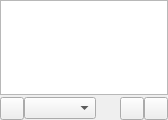
This is devices/devicespage.ui in CDrummond/cantata as Qt 5 draws it before an edit. The edited form follows.
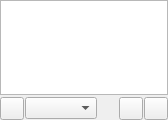
This is the edited form. Custom widgets are drawn as their Qt base class.

```diff
--- a/devices/devicespage.ui
+++ b/devices/devicespage.ui
@@ -32,7 +32,7 @@
    <item>
     <layout class="QHBoxLayout" name="hlayout">
      <property name="spacing">
-      <number>0</number>
+      <number>1</number>
      </property>
      <property name="leftMargin">
       <number>0</number>
```
